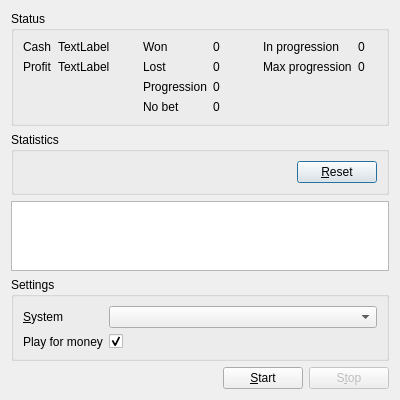
Before: the Qt Designer form source/casinodialog.ui in martin-kudlicka/roulette-bot, drawn with Qt 5.
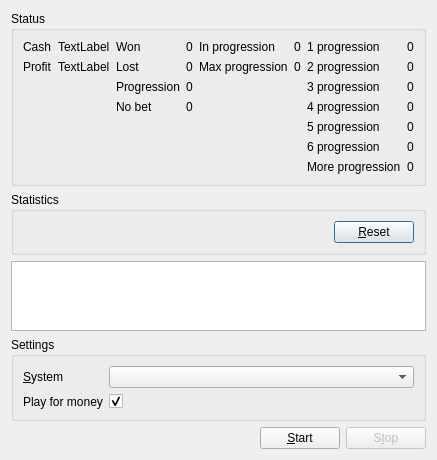
After: the same form once the commit is applied.

The edit to the form file:
```diff
--- a/source/casinodialog.ui
+++ b/source/casinodialog.ui
@@ -144,6 +144,108 @@
         </item>
        </layout>
       </item>
+      <item>
+       <layout class="QFormLayout" name="formLayout_5">
+        <item row="0" column="0">
+         <widget class="QLabel" name="label_11">
+          <property name="text">
+           <string>1 progression</string>
+          </property>
+         </widget>
+        </item>
+        <item row="0" column="1">
+         <widget class="QLabel" name="ql1Progression">
+          <property name="text">
+           <string>0</string>
+          </property>
+         </widget>
+        </item>
+        <item row="1" column="0">
+         <widget class="QLabel" name="label_13">
+          <property name="text">
+           <string>2 progression</string>
+          </property>
+         </widget>
+        </item>
+        <item row="1" column="1">
+         <widget class="QLabel" name="ql2Progression">
+          <property name="text">
+           <string>0</string>
+          </property>
+         </widget>
+        </item>
+        <item row="2" column="0">
+         <widget class="QLabel" name="label_15">
+          <property name="text">
+           <string>3 progression</string>
+          </property>
+         </widget>
+        </item>
+        <item row="2" column="1">
+         <widget class="QLabel" name="ql3Progression">
+          <property name="text">
+           <string>0</string>
+          </property>
+         </widget>
+        </item>
+        <item row="3" column="0">
+         <widget class="QLabel" name="label_17">
+          <property name="text">
+           <string>4 progression</string>
+          </property>
+         </widget>
+        </item>
+        <item row="3" column="1">
+         <widget class="QLabel" name="ql4Progression">
+          <property name="text">
+           <string>0</string>
+          </property>
+         </widget>
+        </item>
+        <item row="4" column="0">
+         <widget class="QLabel" name="label_19">
+          <property name="text">
+           <string>5 progression</string>
+          </property>
+         </widget>
+        </item>
+        <item row="4" column="1">
+         <widget class="QLabel" name="ql5Progression">
+          <property name="text">
+           <string>0</string>
+          </property>
+         </widget>
+        </item>
+        <item row="5" column="0">
+         <widget class="QLabel" name="label_21">
+          <property name="text">
+           <string>6 progression</string>
+          </property>
+         </widget>
+        </item>
+        <item row="5" column="1">
+         <widget class="QLabel" name="ql6Progression">
+          <property name="text">
+           <string>0</string>
+          </property>
+         </widget>
+        </item>
+        <item row="6" column="0">
+         <widget class="QLabel" name="label_23">
+          <property name="text">
+           <string>More progression</string>
+          </property>
+         </widget>
+        </item>
+        <item row="6" column="1">
+         <widget class="QLabel" name="qlMoreProgression">
+          <property name="text">
+           <string>0</string>
+          </property>
+         </widget>
+        </item>
+       </layout>
+      </item>
      </layout>
     </widget>
    </item>
```
